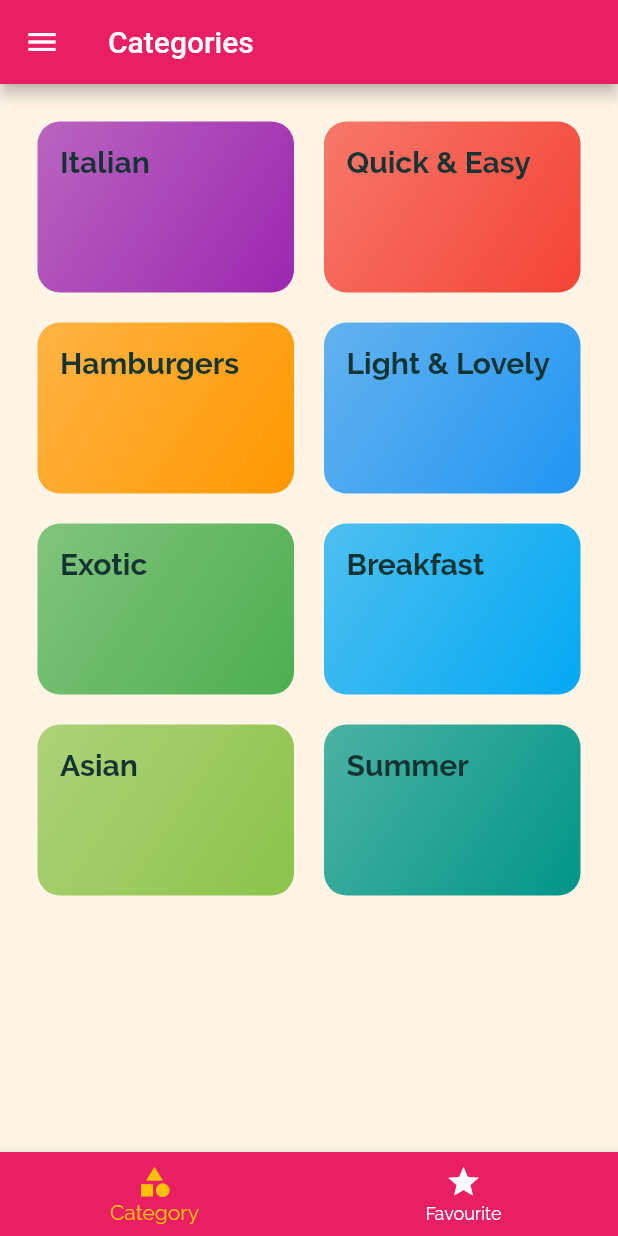
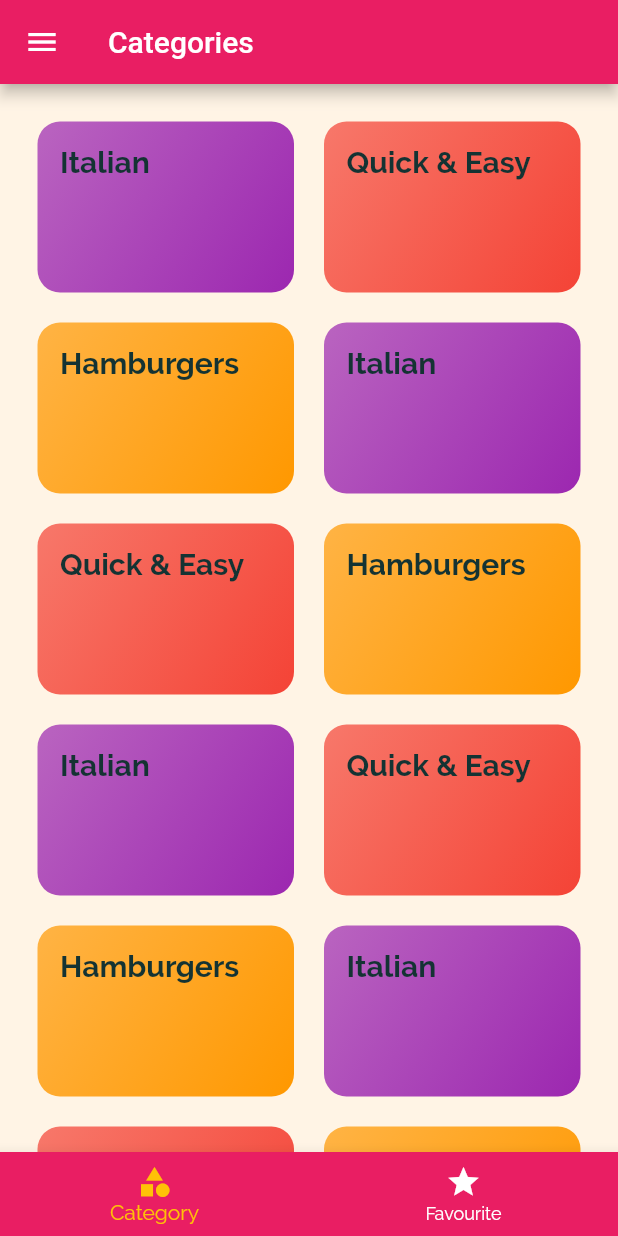
Before and after one commit to MohammadaliDodiya/DeliMeals, a Flutter app: the screen it shows after launch, on a phone screen of 412 x 824 dp. Run offline on Flutter 3.47's test engine with Material 2 defaults, Android fonts, the phone set to English and light mode, and no system bars.

Commit message:
Update dummy_data.dart

```diff
--- a/deli_meals/lib/widgets/dummy_data.dart
+++ b/deli_meals/lib/widgets/dummy_data.dart
@@ -18,6 +18,56 @@ const DUMMY_CATEGORIES = [
     title: 'Hamburgers',
     color: Colors.orange,
   ),
+
+
+  Category(
+    id: 'c1',
+    title: 'Italian',
+    color: Colors.purple,
+  ),
+  Category(
+    id: 'c2',
+    title: 'Quick & Easy',
+    color: Colors.red,
+  ),
+  Category(
+    id: 'c3',
+    title: 'Hamburgers',
+    color: Colors.orange,
+  ),
+
+  Category(
+    id: 'c1',
+    title: 'Italian',
+    color: Colors.purple,
+  ),
+  Category(
+    id: 'c2',
+    title: 'Quick & Easy',
+    color: Colors.red,
+  ),
+  Category(
+    id: 'c3',
+    title: 'Hamburgers',
+    color: Colors.orange,
+  ),
+
+  Category(
+    id: 'c1',
+    title: 'Italian',
+    color: Colors.purple,
+  ),
+  Category(
+    id: 'c2',
+    title: 'Quick & Easy',
+    color: Colors.red,
+  ),
+  Category(
+    id: 'c3',
+    title: 'Hamburgers',
+    color: Colors.orange,
+  ),
+
 
   Category(
     id: 'c5',
```
